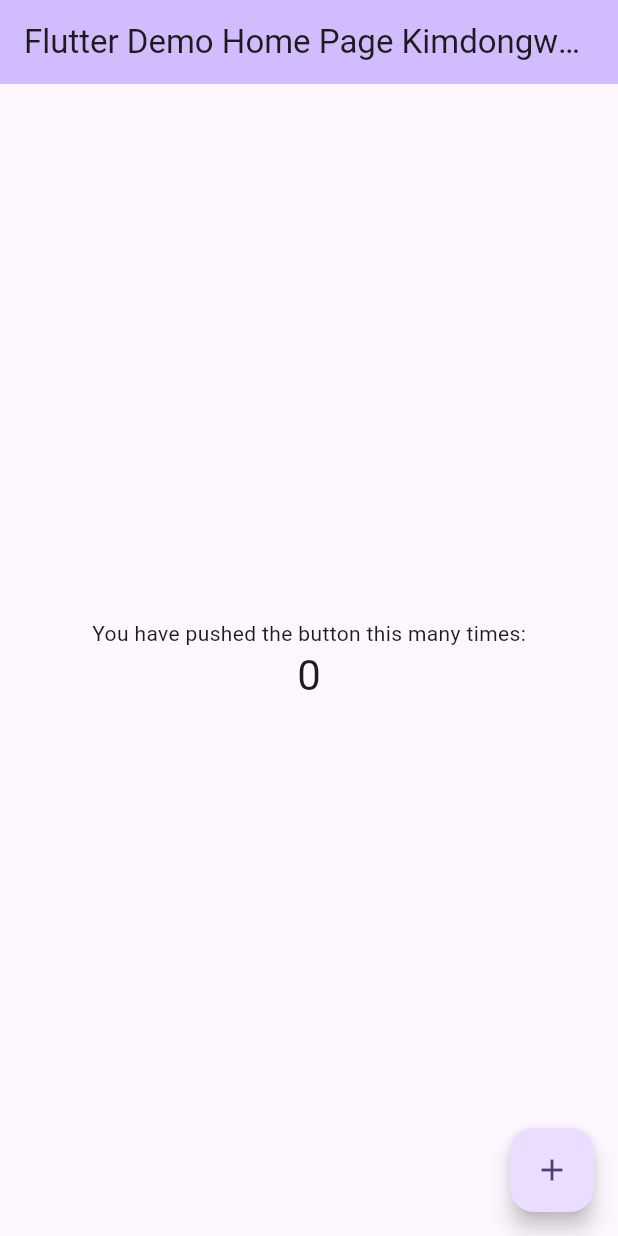
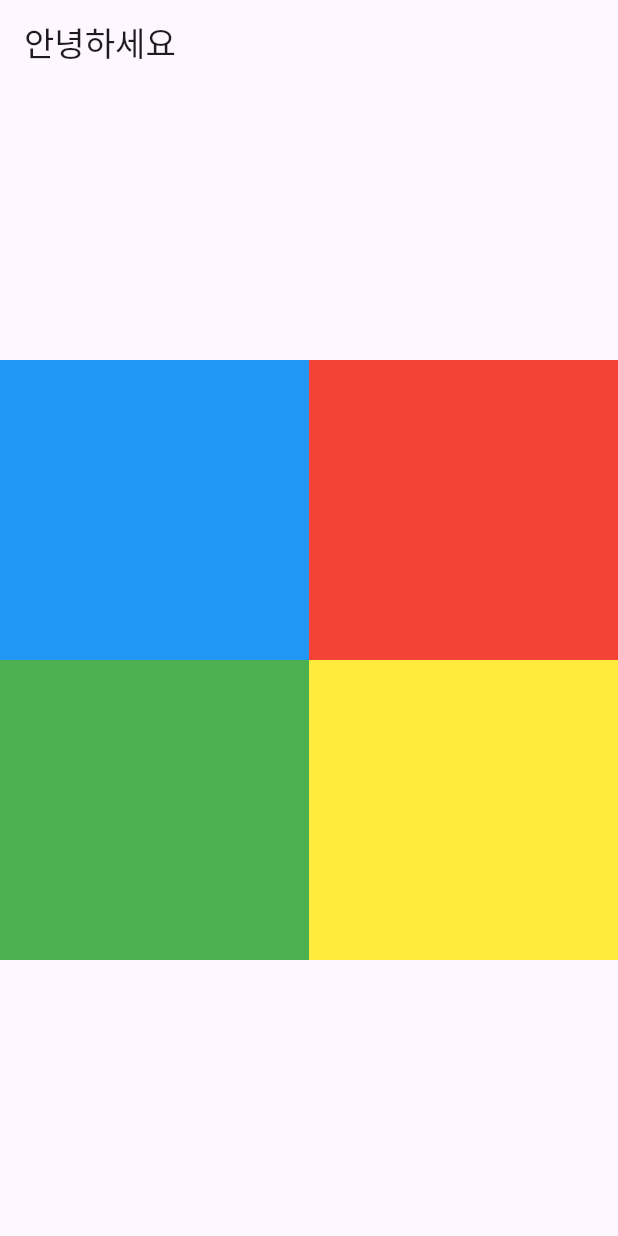
Before and after one commit to Salkogi07/Chungju_flutter, a Flutter app: the screen it shows after launch, on a phone screen of 412 x 824 dp. Run offline on Flutter 3.47's test engine with Material 3 defaults, Android fonts, the phone set to English and light mode, and no system bars.

Commit message:
first_edit

```diff
--- a/lib/main.dart
+++ b/lib/main.dart
@@ -13,110 +13,65 @@ class MyApp extends StatelessWidget {
     return MaterialApp(
       title: 'Flutter Demo',
       theme: ThemeData(
-        // This is the theme of your application.
-        //
-        // TRY THIS: Try running your application with "flutter run". You'll see
-        // the application has a purple toolbar. Then, without quitting the app,
-        // try changing the seedColor in the colorScheme below to Colors.green
-        // and then invoke "hot reload" (save your changes or press the "hot
-        // reload" button in a Flutter-supported IDE, or press "r" if you used
-        // the command line to start the app).
-        //
-        // Notice that the counter didn't reset back to zero; the application
-        // state is not lost during the reload. To reset the state, use hot
-        // restart instead.
-        //
-        // This works for code too, not just values: Most code changes can be
-        // tested with just a hot reload.
         colorScheme: ColorScheme.fromSeed(seedColor: Colors.deepPurple),
       ),
-      home: const MyHomePage(title: 'Flutter Demo Home Page Kimdongwoo'),
+      home: const MyHomePage(),
     );
   }
 }
 
 class MyHomePage extends StatefulWidget {
-  const MyHomePage({super.key, required this.title});
-
-  // This widget is the home page of your application. It is stateful, meaning
-  // that it has a State object (defined below) that contains fields that affect
-  // how it looks.
-
-  // This class is the configuration for the state. It holds the values (in this
-  // case the title) provided by the parent (in this case the App widget) and
-  // used by the build method of the State. Fields in a Widget subclass are
-  // always marked "final".
-
-  final String title;
+  const MyHomePage({super.key});
 
   @override
   State<MyHomePage> createState() => _MyHomePageState();
 }
 
 class _MyHomePageState extends State<MyHomePage> {
-  int _counter = 0;
-
-  void _incrementCounter() {
-    setState(() {
-      // This call to setState tells the Flutter framework that something has
-      // changed in this State, which causes it to rerun the build method below
-      // so that the display can reflect the updated values. If we changed
-      // _counter without calling setState(), then the build method would not be
-      // called again, and so nothing would appear to happen.
-      _counter++;
-    });
-  }
-
   @override
   Widget build(BuildContext context) {
-    // This method is rerun every time setState is called, for instance as done
-    // by the _incrementCounter method above.
-    //
-    // The Flutter framework has been optimized to make rerunning build methods
-    // fast, so that you can just rebuild anything that needs updating rather
-    // than having to individually change instances of widgets.
     return Scaffold(
       appBar: AppBar(
-        // TRY THIS: Try changing the color here to a specific color (to
-        // Colors.amber, perhaps?) and trigger a hot reload to see the AppBar
-        // change color while the other colors stay the same.
-        backgroundColor: Theme.of(context).colorScheme.inversePrimary,
-        // Here we take the value from the MyHomePage object that was created by
-        // the App.build method, and use it to set our appbar title.
-        title: Text(widget.title),
+        title: const Text("안녕하세요"),
       ),
-      body: Center(
-        // Center is a layout widget. It takes a single child and positions it
-        // in the middle of the parent.
+      body: Container(
+        alignment: Alignment.center,
         child: Column(
-          // Column is also a layout widget. It takes a list of children and
-          // arranges them vertically. By default, it sizes itself to fit its
-          // children horizontally, and tries to be as tall as its parent.
-          //
-          // Column has various properties to control how it sizes itself and
-          // how it positions its children. Here we use mainAxisAlignment to
-          // center the children vertically; the main axis here is the vertical
-          // axis because Columns are vertical (the cross axis would be
-          // horizontal).
-          //
-          // TRY THIS: Invoke "debug painting" (choose the "Toggle Debug Paint"
-          // action in the IDE, or press "p" in the console), to see the
-          // wireframe for each widget.
           mainAxisAlignment: MainAxisAlignment.center,
-          children: <Widget>[
-            const Text('You have pushed the button this many times:'),
-            Text(
-              '$_counter',
-              style: Theme.of(context).textTheme.headlineMedium,
+          children: [
+            Row(
+              mainAxisAlignment: MainAxisAlignment.center,
+              children: [
+                Container(
+                  width: MediaQuery.of(context).size.width /2,
+                  height: 200,
+                  color: Colors.blue,
+                ),
+                Container(
+                  width: MediaQuery.of(context).size.width /2,
+                  height: 200,
+                  color: Colors.red,
+                )
+              ],
             ),
+            Row(
+              mainAxisAlignment: MainAxisAlignment.center,
+              children: [
+                Container(
+                  width: MediaQuery.of(context).size.width /2,
+                  height: 200,
+                  color: Colors.green,
+                ),
+                Container(
+                  width: MediaQuery.of(context).size.width /2,
+                  height: 200,
+                  color: Colors.yellow,
+                )
+              ],
+            )
           ],
         ),
       ),
-      floatingActionButton: FloatingActionButton(
-        onPressed: _incrementCounter,
-        tooltip: 'Increment',
-        child: const Icon(Icons.add),
-      ), // This trailing comma makes auto-formatting nicer for build methods.
     );
   }
 }
```
